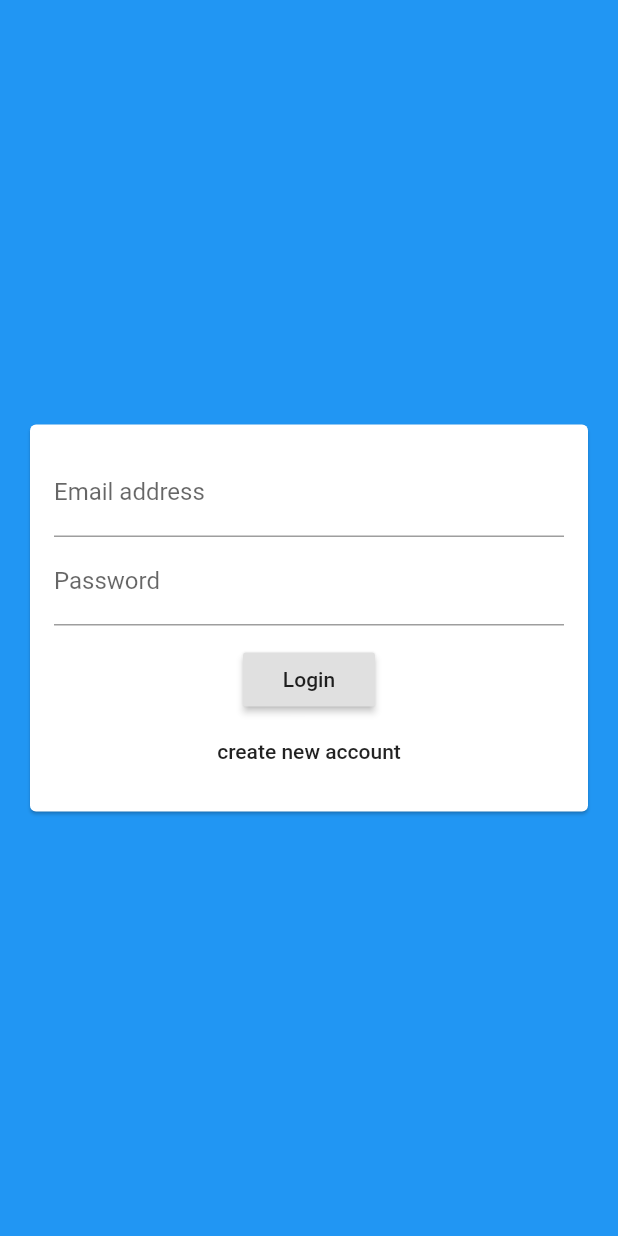
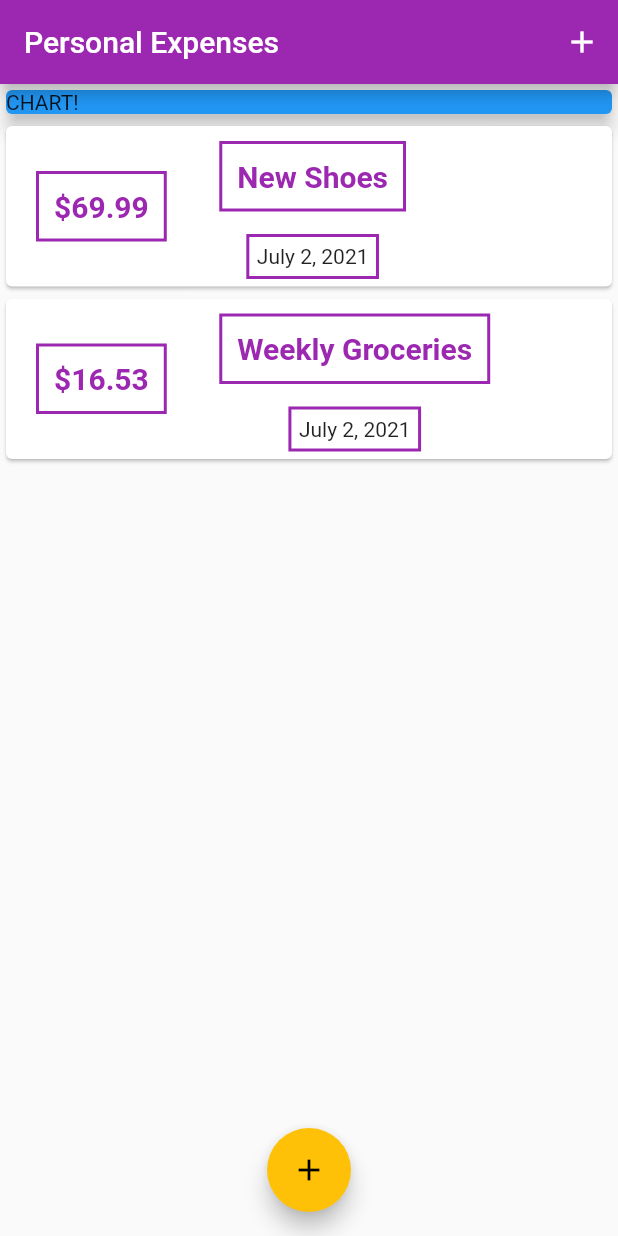
Before and after one commit to Salahdine-Maham/undemy_cours, a Flutter app: the screen it shows after launch, on a phone screen of 412 x 824 dp. Run offline on Flutter 3.47's test engine with Material 2 defaults, Android fonts, the phone set to English and light mode, and no system bars; our stand-ins replace cloud_firestore, firebase_auth; accounts and stored records are empty.

Commit message:
Section 4

```diff
--- a/lib/main.dart
+++ b/lib/main.dart
@@ -1,31 +1,135 @@
 
 import 'package:firebase_auth/firebase_auth.dart';
 import 'package:flutter/material.dart';
+
 import 'package:undemy_cours/screens/auth_screens.dart';
 import 'package:undemy_cours/screens/chat_screen.dart';
+import 'package:undemy_cours/models/transaction.dart';
+import 'package:undemy_cours/widgets/new_transaction.dart';
+import 'package:undemy_cours/widgets/transaction_list.dart';
+import 'package:undemy_cours/widgets/user_transaction.dart';
 
-void main() {
-  runApp(MyApp());
-}
+void main() => runApp(MyApp());
 
 class MyApp extends StatelessWidget {
-  // This widget is the root of your application.
   @override
   Widget build(BuildContext context) {
     return MaterialApp(
-      title: 'Flutter Chat',
+      title: 'Personal Expenses',
       theme: ThemeData(
-        primarySwatch: Colors.blue,
-        visualDensity: VisualDensity.adaptivePlatformDensity,
+        primarySwatch: Colors.purple,
+        accentColor: Colors.amber,
       ),
-      home: StreamBuilder(stream : FirebaseAuth.instance.onAuthStateChanged , builder: (ctx , userSnapshot) {
-        if (userSnapshot.hasData){
-        return ChatScreen();
-      }
-      return AuthScreen();
-
-      } ),
-
+      home: MyHomePage(),
     );
   }
 }
+
+class MyHomePage extends StatefulWidget {
+  // String titleInput;
+  // String amountInput;
+  @override
+  _MyHomePageState createState() => _MyHomePageState();
+}
+
+class _MyHomePageState extends State<MyHomePage> {
+  final List<Transaction> _userTransactions = [
+    Transaction(
+      id: 't1',
+      title: 'New Shoes',
+      amount: 69.99,
+      date: DateTime.now(),
+    ),
+    Transaction(
+      id: 't2',
+      title: 'Weekly Groceries',
+      amount: 16.53,
+      date: DateTime.now(),
+    ),
+  ];
+
+  void _addNewTransaction(String txTitle, double txAmount) {
+    final newTx = Transaction(
+      title: txTitle,
+      amount: txAmount,
+      date: DateTime.now(),
+      id: DateTime.now().toString(),
+    );
+
+    setState(() {
+      _userTransactions.add(newTx);
+    });
+  }
+
+  void _startAddNewTransaction(BuildContext ctx) {
+    showModalBottomSheet(
+      context: ctx,
+      builder: (_) {
+        return GestureDetector(
+          onTap: () {},
+          child: NewTransation(_addNewTransaction),
+          behavior: HitTestBehavior.opaque,
+        );
+      },
+    );
+  }
+
+  @override
+  Widget build(BuildContext context) {
+    return Scaffold(
+      appBar: AppBar(
+        title: Text('Personal Expenses'),
+        actions: <Widget>[
+          IconButton(
+            icon: Icon(Icons.add),
+            onPressed: () => _startAddNewTransaction(context),
+          ),
+        ],
+      ),
+      body: SingleChildScrollView(
+        child: Column(
+          // mainAxisAlignment: MainAxisAlignment.start,
+          crossAxisAlignment: CrossAxisAlignment.stretch,
+          children: <Widget>[
+            Container(
+              width: double.infinity,
+              child: Card(
+                color: Colors.blue,
+                child: Text('CHART!'),
+                elevation: 5,
+              ),
+            ),
+            TransactionList(_userTransactions),
+          ],
+        ),
+      ),
+      floatingActionButtonLocation: FloatingActionButtonLocation.centerFloat,
+      floatingActionButton: FloatingActionButton(
+        child: Icon(Icons.add),
+        onPressed: () => _startAddNewTransaction(context),
+      ),
+    );
+  }
+}
+
+// class MyApp extends StatelessWidget {
+//   // This widget is the root of your application.
+//   @override
+//   Widget build(BuildContext context) {
+//     return MaterialApp(
+//       title: 'Flutter Chat',
+//       theme: ThemeData(
+//         primarySwatch: Colors.blue,
+//         visualDensity: VisualDensity.adaptivePlatformDensity,
+//       ),
+//       home: StreamBuilder(stream : FirebaseAuth.instance.onAuthStateChanged , builder: (ctx , userSnapshot) {
+//         if (userSnapshot.hasData){
+//         return ChatScreen();
+//       }
+//       return AuthScreen();
+
+//       } ),
+
+//     );
+//   }
+// }
--- /dev/null
+++ b/lib/models/transaction.dart
@@ -0,0 +1,18 @@
+import 'package:flutter/material.dart';
+
+class Transaction {
+final String id ;
+final String title;
+final double amount ;
+final DateTime date;
+
+Transaction({
+  @required this.id,
+  @required this.title,
+  @required this.amount,
+  @required this.date,
+  }
+
+);
+
+}
--- /dev/null
+++ b/lib/widgets/transaction_list.dart
@@ -0,0 +1,92 @@
+
+import 'package:flutter/material.dart';
+import 'package:undemy_cours/models/transaction.dart';
+import 'package:intl/intl.dart';
+
+
+class TransactionList extends StatelessWidget {
+
+   final List<Transaction> transactions ;
+
+   TransactionList(this.transactions);
+
+
+
+  @override
+  Widget build(BuildContext context) {
+
+    return Container(
+       height: 300,
+      child: ListView.builder(
+        itemBuilder: (ctx, index ){
+     return Card(
+                child: Row(children: <Widget>[
+                  Container(
+
+                    margin: EdgeInsets.symmetric(
+                      vertical: 15,
+                      horizontal: 20) ,
+
+                    decoration: BoxDecoration(
+                      border: Border.all(
+                        color:
+                            Colors.purple,
+                            width: 2
+                            )
+                            ),
+
+                    padding: EdgeInsets.all(10),
+
+                    child: Text(
+                      '\$${transactions[index].amount}',
+                      style: TextStyle(
+                        fontWeight: FontWeight.bold,
+                        fontSize: 20,
+                        color: Colors.purple,
+
+                        ),
+                    ),
+                  ),
+
+                  Column( children: <Widget>[
+
+                    Container(
+                      margin: EdgeInsets.symmetric(vertical:10,horizontal:15),
+                      decoration: BoxDecoration(border: Border.all(color: Colors.purple,width: 2)),
+                      padding: EdgeInsets.all(10),
+                      child: Text( transactions[index].title,
+                        style: TextStyle(
+                        color: Colors.purple,
+                        fontSize: 20,
+                        fontWeight: FontWeight.bold
+                       ),
+                       ),
+                    ),
+
+                    Container(
+                      margin: EdgeInsets.symmetric(vertical: 5,horizontal: 7),
+                      decoration: BoxDecoration(border: Border.all(color: Colors.purple,width: 2)),
+                      padding: EdgeInsets.all(5),
+                      child :Text(
+                        DateFormat.yMMMMd().format(transactions[index].date ),
+                    )
+                    ),
+
+                  ],)
+                ],)
+                );
+
+
+        },
+
+
+        itemCount: transactions.length,
+
+
+
+            ),
+
+
+    );
+  }
+}
```
Also changed, not shown: lib/widgets/new_transaction.dart (added, +69 -0 lines), lib/widgets/user_transaction.dart (added, +47 -0 lines), pubspec.yaml (+12 -11 lines), fonts/OpenSans-Bold.ttf (added), fonts/OpenSans-Regular.ttf (added), fonts/Quicksand-Bold.ttf (added), fonts/Quicksand-Light.ttf (added), fonts/Quicksand-Medium.ttf (added), fonts/Quicksand-Regular.ttf (added), pubspec.lock.
